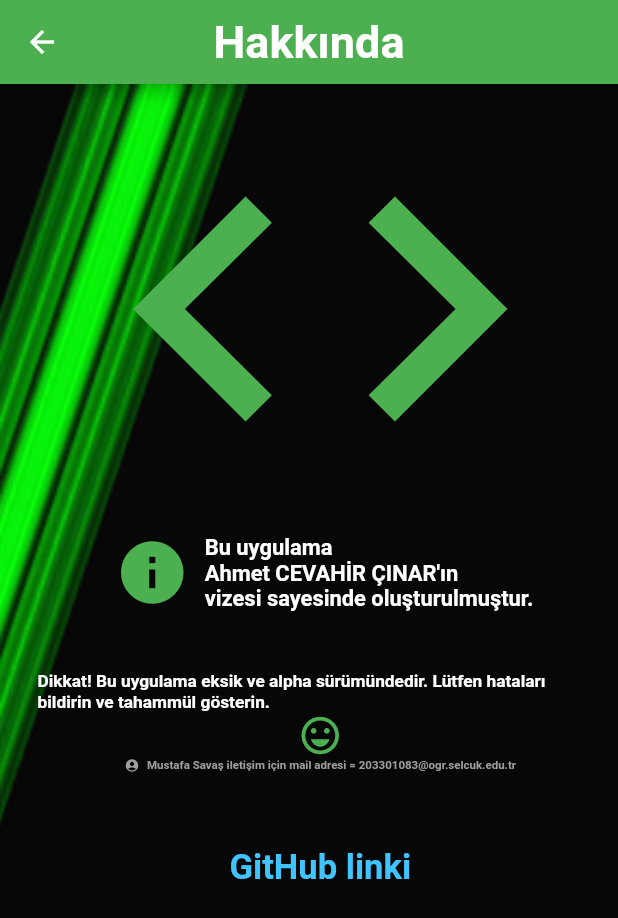
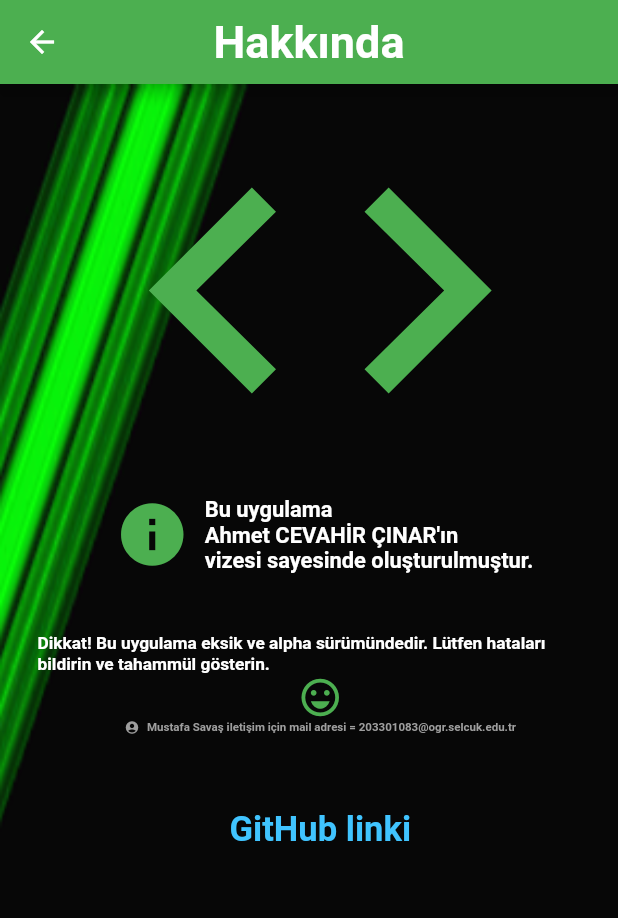
Before and after one commit to 9327MS/3301456_203301083, a Flutter app: the hakkinda screen opened directly, on a phone screen of 412 x 824 dp. Shown: the top 918 px of the screen. Run offline on Flutter 3.47's test engine with Material 2 defaults, Android fonts, the phone set to English and light mode, and no system bars; our stand-ins replace cloud_firestore, dropdown_button2, email_validator, firebase_auth, firebase_core, fl_chart and 1 more; accounts and stored records are empty.

Commit message:
taşan widget sorunları bir daha çözüldü # Conflicts: #	lib/Bodys/geribody.dart #	lib/pages/ekran.dart #	lib/pages/girisekranı.dart

```diff
--- a/lib/pages/cklistnew.dart
+++ b/lib/pages/cklistnew.dart
@@ -54,6 +54,7 @@ class _cknewState extends State<cknew> {
           ),
           alignment: Alignment.center,
           child: DropdownButtonHideUnderline(
+            child: SingleChildScrollView(
             child: Column(
               children: [
                 Icon(
@@ -174,6 +175,7 @@ class _cknewState extends State<cknew> {
                 )
               ],
             ),
+      )
           ),
         ),
       ),
--- a/lib/pages/hakkında.dart
+++ b/lib/pages/hakkında.dart
@@ -53,12 +53,13 @@ class _hakkindaState extends State<hakkinda>
             ),
     padding: EdgeInsets.only(left: 25, right: 10),
     alignment: Alignment.topCenter,
+    child: SingleChildScrollView(
     child: Column(
     mainAxisAlignment: MainAxisAlignment.start,
     children: <Widget>[
 
     Icon(
-        Icons.code, color: Colors.green,size: 300,
+        Icons.code, color: Colors.green,size: screenSize.height/3,
         ),
       Row(
           mainAxisAlignment: MainAxisAlignment.center,
@@ -92,6 +93,7 @@ class _hakkindaState extends State<hakkinda>
             ),
               ],
         )
+    )
 
     ),
     );
--- a/lib/pages/sehrdenem.dart
+++ b/lib/pages/sehrdenem.dart
@@ -48,6 +48,7 @@ class _sehrState extends State<sehr> {
             ),
           alignment: Alignment.center,
         child: DropdownButtonHideUnderline(
+            child: SingleChildScrollView(
               child: Column(
              children: [
                Icon(
@@ -181,6 +182,7 @@ class _sehrState extends State<sehr> {
                )
              ],
            ),
+        )
         ),
         ),
     ),
```
